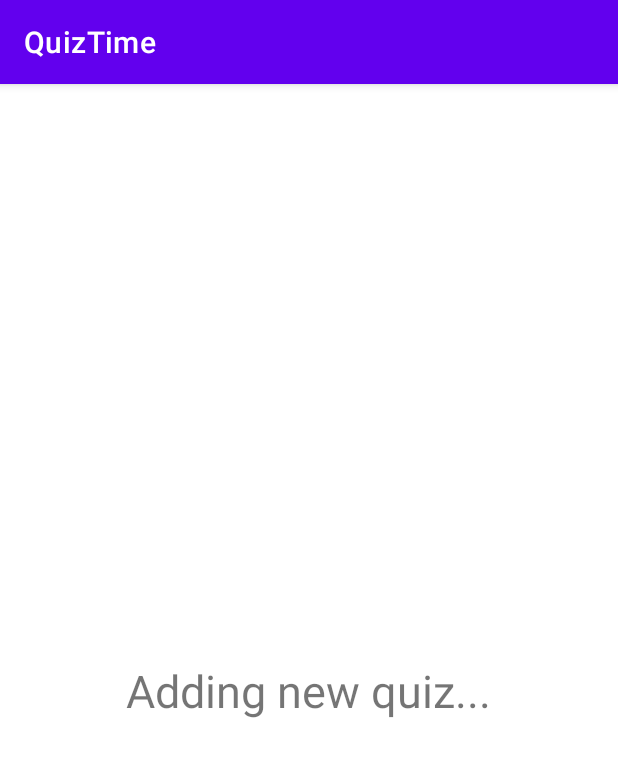
After one commit to biplobsd/CSE334-5, an Android app: the fragment CreateQuizLoading placed in its activity, on a phone screen of 412 x 824 dp. The commit adds this screen. Shown: the top 757 px of the screen. Run offline under Robolectric (Android 15) with nearby library versions, the phone set to English and light mode, and no system bars; our stand-ins replace Firebase (no records; nobody signed in at launch, a user with empty details on screens opened directly).

Commit message:
quiz adding loading fragment

```diff
--- a/app/src/main/java/com/example/quiztime/CreateQuiz.java
+++ b/app/src/main/java/com/example/quiztime/CreateQuiz.java
@@ -31,14 +31,13 @@ public class CreateQuiz extends AppCompatActivity {
     FirebaseDatabase database;
     private int length = 0;
     private int position = 0;
-    private TextView progress;
+    private TextView progress, createQuiz;
     private List<QuizItem> quizItems;
 
     public Quiz quizRoot;
 
-
-
     void setLength(int l) {
+        createQuiz.setText("Create quiz");
         quizItems = new ArrayList<QuizItem>(l);
         progress.setText((position + 1) + "/" + l);
         length = l;
@@ -57,6 +56,10 @@ public class CreateQuiz extends AppCompatActivity {
     public void changeFragment(QuizItem quizItemInput) {
         setQuizItem(quizItemInput);
         if (position == length) {
+            loadFragment(new CreateQuizLoading());
+            createQuiz.setText("");
+            progress.setText("");
+
             Quiz quiz = new Quiz(length, quizItems);
             Toast.makeText(this, quiz.toString(), Toast.LENGTH_SHORT).show();
 
@@ -94,7 +97,6 @@ public class CreateQuiz extends AppCompatActivity {
                                                 }
                                             }
                                         });
-
                                     }
                                 })
                                 .addOnFailureListener(new OnFailureListener() {
@@ -118,6 +120,7 @@ public class CreateQuiz extends AppCompatActivity {
         super.onCreate(savedInstanceState);
         setContentView(R.layout.activity_create_quiz);
         progress = findViewById(R.id.progress);
+        createQuiz = findViewById(R.id.createQuiz);
 
         loadFragment(new CreateQuizLenFragment());
         db = FirebaseFirestore.getInstance();
--- /dev/null
+++ b/app/src/main/java/com/example/quiztime/CreateQuizLoading.java
@@ -0,0 +1,64 @@
+package com.example.quiztime;
+
+import android.os.Bundle;
+
+import androidx.fragment.app.Fragment;
+
+import android.view.LayoutInflater;
+import android.view.View;
+import android.view.ViewGroup;
+
+/**
+ * A simple {@link Fragment} subclass.
+ * Use the {@link CreateQuizLoading#newInstance} factory method to
+ * create an instance of this fragment.
+ */
+public class CreateQuizLoading extends Fragment {
+
+    // TODO: Rename parameter arguments, choose names that match
+    // the fragment initialization parameters, e.g. ARG_ITEM_NUMBER
+    private static final String ARG_PARAM1 = "param1";
+    private static final String ARG_PARAM2 = "param2";
+
+    // TODO: Rename and change types of parameters
+    private String mParam1;
+    private String mParam2;
+
+    public CreateQuizLoading() {
+        // Required empty public constructor
+    }
+
+    /**
+     * Use this factory method to create a new instance of
+     * this fragment using the provided parameters.
+     *
+     * @param param1 Parameter 1.
+     * @param param2 Parameter 2.
+     * @return A new instance of fragment CreateQuizLoading.
+     */
+    // TODO: Rename and change types and number of parameters
+    public static CreateQuizLoading newInstance(String param1, String param2) {
+        CreateQuizLoading fragment = new CreateQuizLoading();
+        Bundle args = new Bundle();
+        args.putString(ARG_PARAM1, param1);
+        args.putString(ARG_PARAM2, param2);
+        fragment.setArguments(args);
+        return fragment;
+    }
+
+    @Override
+    public void onCreate(Bundle savedInstanceState) {
+        super.onCreate(savedInstanceState);
+        if (getArguments() != null) {
+            mParam1 = getArguments().getString(ARG_PARAM1);
+            mParam2 = getArguments().getString(ARG_PARAM2);
+        }
+    }
+
+    @Override
+    public View onCreateView(LayoutInflater inflater, ViewGroup container,
+                             Bundle savedInstanceState) {
+        // Inflate the layout for this fragment
+        return inflater.inflate(R.layout.fragment_create_quiz_loading, container, false);
+    }
+}
--- a/app/src/main/res/layout/activity_create_quiz.xml
+++ b/app/src/main/res/layout/activity_create_quiz.xml
@@ -19,7 +19,7 @@
             android:layout_width="wrap_content"
             android:layout_height="wrap_content"
             android:layout_weight="1"
-            android:text="Create Quiz"
+            android:id="@+id/createQuiz"
             android:textSize="30sp" />
 
         <TextView
@@ -28,7 +28,6 @@
             android:layout_height="wrap_content"
             android:layout_weight="1"
             android:gravity="end"
-            android:text="1/5"
             android:textSize="30sp" />
     </LinearLayout>
     <FrameLayout
--- a/app/src/main/res/layout/activity_home.xml
+++ b/app/src/main/res/layout/activity_home.xml
@@ -65,11 +65,13 @@
                 />
 
             <Button
+                android:onClick="deleteFun"
                 android:layout_width="match_parent"
                 android:layout_height="wrap_content"
                 android:text="Delete quiz" />
 
             <Button
+                android:onClick="signOutFun"
                 android:layout_width="match_parent"
                 android:layout_height="wrap_content"
                 android:text="SignOut" />
--- a/app/src/main/res/layout/activity_login.xml
+++ b/app/src/main/res/layout/activity_login.xml
@@ -57,12 +57,14 @@
             android:layout_width="match_parent"
             android:layout_height="wrap_content"
             android:gravity="center"
+            android:onClick="registerFun"
             android:text="Not register yet?" />
 
         <TextView
             android:layout_width="match_parent"
             android:layout_height="wrap_content"
             android:gravity="center"
+            android:onClick="forgotFun"
             android:text="Forgot password"
             android:textColor="@color/purple_700" />
     </LinearLayout>
--- a/app/src/main/res/layout/activity_register.xml
+++ b/app/src/main/res/layout/activity_register.xml
@@ -73,6 +73,7 @@
             android:layout_height="wrap_content"
             android:gravity="center"
             android:textColor="@color/purple_700"
+            android:onClick="loginFun"
             android:text="Login" />
 
         <TextView
@@ -80,7 +81,7 @@
             android:layout_height="wrap_content"
             android:gravity="center"
             android:text="Forgot password"
-
+            android:onClick="forgotFun"
             android:textColor="@color/purple_700" />
     </LinearLayout>
 
--- /dev/null
+++ b/app/src/main/res/layout/fragment_create_quiz_loading.xml
@@ -0,0 +1,22 @@
+<?xml version="1.0" encoding="utf-8"?>
+<FrameLayout xmlns:android="http://schemas.android.com/apk/res/android"
+    xmlns:tools="http://schemas.android.com/tools"
+    android:layout_width="match_parent"
+    android:layout_height="match_parent"
+    tools:context=".CreateQuizLoading">
+
+    <!-- TODO: Update blank fragment layout -->
+    <LinearLayout
+        android:layout_width="match_parent"
+        android:layout_height="match_parent"
+        android:gravity="center"
+        android:orientation="vertical"
+        >
+    <TextView
+        android:layout_width="wrap_content"
+        android:layout_height="wrap_content"
+        android:textSize="30sp"
+        android:text="Adding new quiz..." />
+    </LinearLayout>
+
+</FrameLayout>
```
Also changed, not shown: app/src/main/java/com/example/quiztime/Home.java (+14 -0 lines), app/src/main/java/com/example/quiztime/Login.java (+9 -0 lines), app/src/main/java/com/example/quiztime/Register.java (+9 -0 lines).
